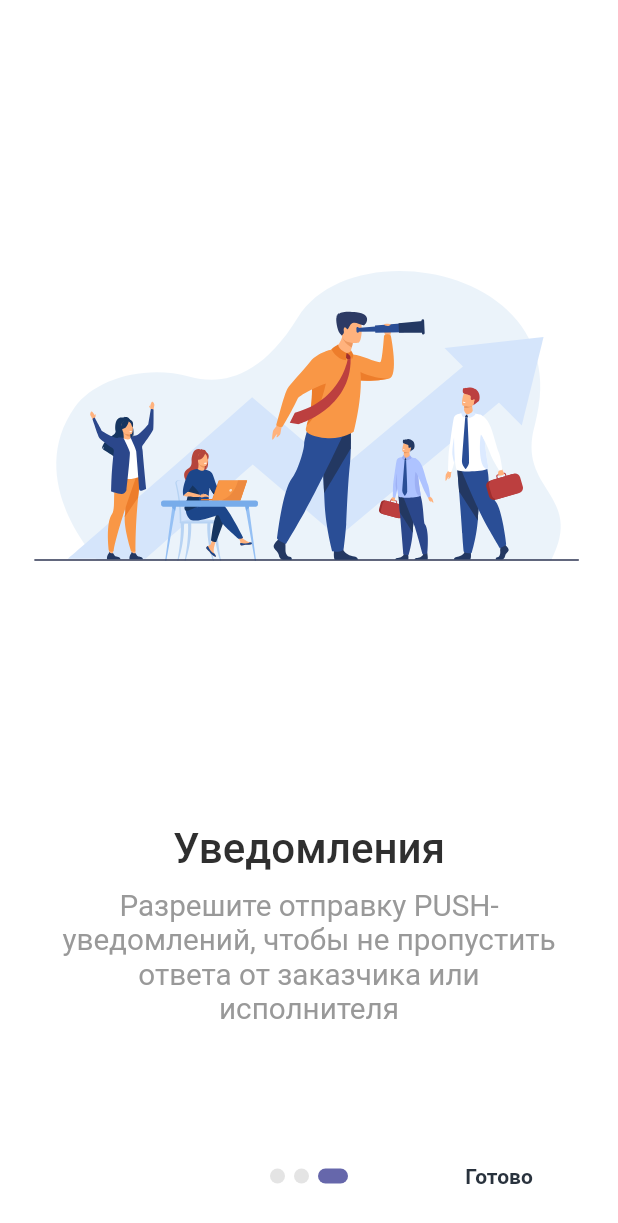
After one commit to fedniko/self-employment, a Flutter app: the IntroScreen screen opened directly, swiped to page 3, on a phone screen of 412 x 824 dp. The commit adds this screen. Shown: the top 1223 px of the screen. Run offline on Flutter 3.47's test engine with Material 2 defaults, Android fonts, the phone set to English and light mode, and no system bars; drawn by our look-alikes of introduction_screen; our stand-ins replace after_layout, flutter_svg, shared_preferences; accounts and stored records are empty.

Commit message:
feat: add intro screen

```diff
--- /dev/null
+++ b/lib/intro_screen.dart
@@ -0,0 +1,204 @@
+import 'package:after_layout/after_layout.dart';
+import 'package:flutter/cupertino.dart';
+import 'package:flutter/material.dart';
+import 'package:flutter_svg/flutter_svg.dart';
+import 'package:introduction_screen/introduction_screen.dart';
+import 'package:shared_preferences/shared_preferences.dart';
+
+import 'home_screen.dart';
+
+class Splash extends StatefulWidget {
+  const Splash({Key? key}) : super(key: key);
+
+  @override
+  SplashState createState() => SplashState();
+}
+
+class SplashState extends State<Splash> with AfterLayoutMixin<Splash> {
+  Future checkFirstSeen() async {
+    SharedPreferences prefs = await SharedPreferences.getInstance();
+    bool _seen = (prefs.getBool('seen') ?? false);
+
+    if (_seen) {
+      Navigator.of(context).pushReplacement(
+          CupertinoPageRoute(builder: (context) => HomeScreen()));
+    } else {
+      // Раскомментировать при билде
+      // await prefs.setBool('seen', true);
+      Navigator.of(context).pushReplacement(
+          CupertinoPageRoute(builder: (context) => const IntroScreen()));
+    }
+  }
+
+  @override
+  void afterFirstLayout(BuildContext context) => checkFirstSeen();
+
+  @override
+  Widget build(BuildContext context) {
+    return const Scaffold(
+      body: Center(
+        child: Text('Загрузка...'),
+      ),
+    );
+  }
+}
+
+class IntroScreen extends StatelessWidget {
+  const IntroScreen({Key? key}) : super(key: key);
+
+  @override
+  Widget build(BuildContext context) {
+    double unitHeightValue = MediaQuery.of(context).size.width * 0.003;
+    double multiplier = 16;
+
+    return Scaffold(
+        body: IntroductionScreen(
+      rawPages: [
+        Column(
+          mainAxisAlignment: MainAxisAlignment.center,
+          crossAxisAlignment: CrossAxisAlignment.center,
+          children: [
+            Flexible(
+              flex: 4,
+              fit: FlexFit.tight,
+              child: SvgPicture.asset(
+                "assets/images/intro1.svg",
+              ),
+            ),
+            Flexible(
+                flex: 2,
+                fit: FlexFit.tight,
+                child: Container(
+                  margin: const EdgeInsets.symmetric(horizontal: 30),
+                  child: Column(
+                    children: [
+                      const Text('Добро пожаловать!',
+                          textAlign: TextAlign.center,
+                          style: TextStyle(
+                              fontWeight: FontWeight.w500, fontSize: 28)),
+                      const SizedBox(
+                        height: 10,
+                      ),
+                      Text(
+                          'Наше приложение создано для того, чтобы помочь вам быстро найти работу или исполнителей ваших заказов',
+                          textAlign: TextAlign.center,
+                          style: TextStyle(
+                              fontWeight: FontWeight.w400,
+                              fontSize: multiplier * unitHeightValue,
+                              color: const Color(0xff999999))),
+                    ],
+                  ),
+                ))
+          ],
+        ),
+        Column(
+          mainAxisAlignment: MainAxisAlignment.center,
+          crossAxisAlignment: CrossAxisAlignment.center,
+          children: [
+            Flexible(
+              flex: 4,
+              fit: FlexFit.tight,
+              child: SvgPicture.asset(
+                "assets/images/intro2.svg",
+              ),
+            ),
+            Flexible(
+                flex: 2,
+                fit: FlexFit.tight,
+                child: Container(
+                  margin: const EdgeInsets.symmetric(horizontal: 30),
+                  child: Column(
+                    children: [
+                      const Text('Легальный бизнес',
+                          textAlign: TextAlign.center,
+                          style: TextStyle(
+                              fontWeight: FontWeight.w500, fontSize: 28)),
+                      const SizedBox(
+                        height: 10,
+                      ),
+                      Text(
+                          'Наше приложение позволяет легально вести бизнес и получать стабильный доход без рисков',
+                          textAlign: TextAlign.center,
+                          style: TextStyle(
+                              fontWeight: FontWeight.w400,
+                              fontSize: multiplier * unitHeightValue,
+                              color: const Color(0xff999999))),
+                    ],
+                  ),
+                )),
+          ],
+        ),
+        Column(
+          mainAxisAlignment: MainAxisAlignment.center,
+          crossAxisAlignment: CrossAxisAlignment.center,
+          children: [
+            Flexible(
+              flex: 4,
+              fit: FlexFit.tight,
+              child: SvgPicture.asset(
+                "assets/images/loginScreen.svg",
+              ),
+            ),
+            Flexible(
+              flex: 2,
+              fit: FlexFit.tight,
+              child: Container(
+                margin: const EdgeInsets.symmetric(horizontal: 30),
+                child: Column(
+                  children: [
+                    const Text('Уведомления',
+                        textAlign: TextAlign.center,
+                        style: TextStyle(
+                            fontWeight: FontWeight.w500, fontSize: 28)),
+                    const SizedBox(
+                      height: 10,
+                    ),
+                    Text(
+                        'Разрешите отправку PUSH-уведомлений, чтобы не пропустить ответа от заказчика или исполнителя',
+                        textAlign: TextAlign.center,
+                        style: TextStyle(
+                            fontWeight: FontWeight.w400,
+                            fontSize: multiplier * unitHeightValue,
+                            color: const Color(0xff999999))),
+                  ],
+                ),
+              ),
+            ),
+          ],
+        ),
+      ],
+      onDone: () {
+        Navigator.pushReplacement(
+          context,
+          CupertinoPageRoute(builder: (context) => HomeScreen()),
+        );
+      },
+      onSkip: () {
+        Navigator.pushReplacement(
+          context,
+          CupertinoPageRoute(builder: (context) => HomeScreen()),
+        );
+      },
+      showSkipButton: true,
+      skip: const Text(
+        'Пропустить',
+        style: TextStyle(color: Color(0xff29323D)),
+      ),
+      next: const Text(
+        'Далее',
+        style: TextStyle(color: Color(0xff29323D)),
+      ),
+      done: const Text("Готово",
+          style:
+              TextStyle(fontWeight: FontWeight.w600, color: Color(0xff29323D))),
+      dotsDecorator: DotsDecorator(
+          size: const Size.square(10.0),
+          activeSize: const Size(20.0, 10.0),
+          activeColor: Theme.of(context).colorScheme.secondary,
+          color: const Color(0xffE4E4E4),
+          spacing: const EdgeInsets.symmetric(horizontal: 3.0),
+          activeShape: RoundedRectangleBorder(
+              borderRadius: BorderRadius.circular(25.0))),
+    ));
+  }
+}
--- a/lib/main.dart
+++ b/lib/main.dart
@@ -3,6 +3,8 @@ import 'package:flutter/cupertino.dart';
 import 'package:flutter/material.dart';
 import 'package:flutter/services.dart';
 import 'package:flutter_svg/flutter_svg.dart';
+
+import 'intro_screen.dart';
 
 class MyBehavior extends ScrollBehavior {
   @override
@@ -149,7 +151,12 @@ class MyApp extends StatelessWidget {
                 shape: (RoundedRectangleBorder(
                   borderRadius: BorderRadius.circular(20.0),
                 )),
-                onPressed: () {}),
+                onPressed: () {
+                  Navigator.pushReplacement(
+                    context,
+                    CupertinoPageRoute(builder: (context) => Splash()),
+                  );
+                }),
             const SizedBox(
               height: 60,
             ),
--- a/pubspec.yaml
+++ b/pubspec.yaml
@@ -37,6 +37,8 @@ dependencies:
   flutter_svg: ^1.0.0
   url_launcher: ^6.0.17
   introduction_screen: ^2.1.0
+  shared_preferences: ^2.0.11
+  after_layout: ^1.1.0
 
 dev_dependencies:
   flutter_test:
```
Also changed, not shown: assets/images/intro1.svg (added), assets/images/intro2.svg (added), assets/images/loginScreen.svg, pubspec.lock, 3 other files.
